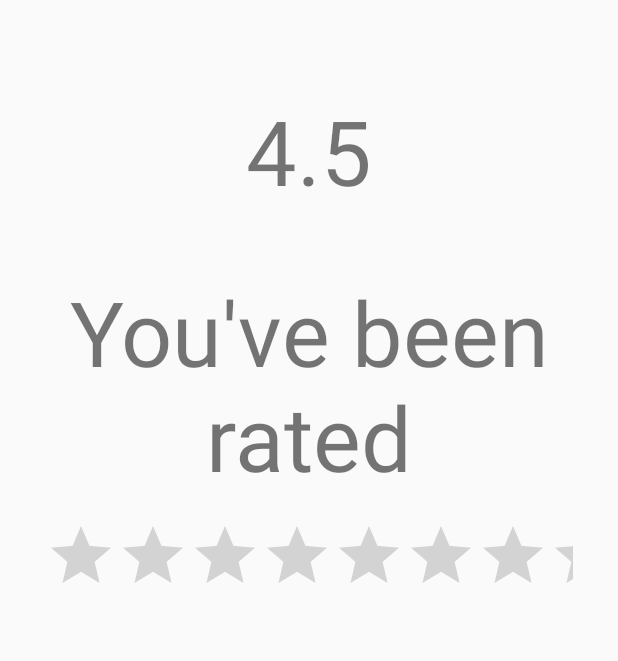
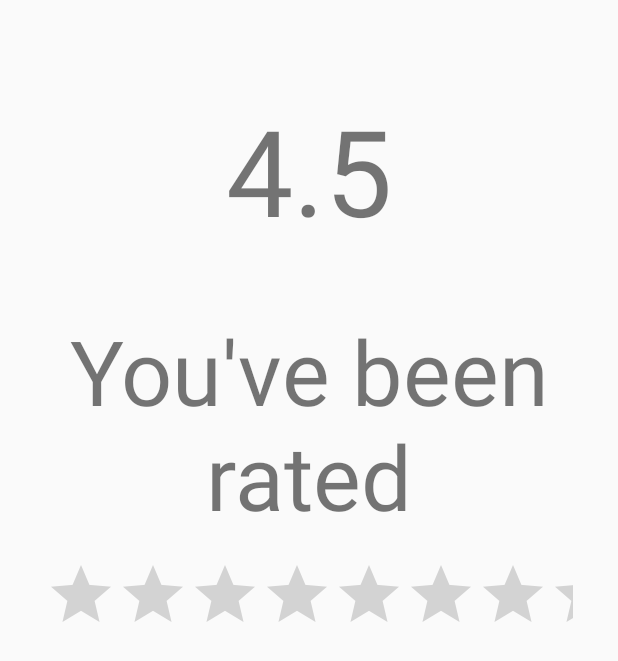
Before and after one commit to RSenApps/ReputationNet, an Android app: the RatedActivity screen opened directly, with no data from a screen before it, on a phone screen of 412 x 824 dp. Shown: the top 661 px of the screen. Run offline under Robolectric (Android 15) with nearby library versions, the phone set to English and light mode, and no system bars; libraries missing offline, so code that uses them is left out: me.zhanghai.android; plain views replace MaterialRatingBar; 1 statement that could not run was skipped.

```diff
--- a/Android/app/src/main/res/layout/activity_main.xml
+++ b/Android/app/src/main/res/layout/activity_main.xml
@@ -43,6 +43,7 @@
     </RelativeLayout>
 
     <ListView
+        android:id="@+id/feed"
         android:layout_width="match_parent"
         android:layout_height="0dp"
         android:layout_weight="1">
--- a/Android/app/src/main/res/layout/activity_rated.xml
+++ b/Android/app/src/main/res/layout/activity_rated.xml
@@ -12,7 +12,7 @@
         android:id="@+id/rep"
         android:layout_width="wrap_content"
         android:layout_height="wrap_content"
-        android:textSize="60sp"
+        android:textSize="80sp"
         android:layout_gravity="center_horizontal"
         android:layout_marginTop="60dp"
         android:text="4.5" />
@@ -23,6 +23,8 @@
         android:textSize="60sp"
         android:layout_gravity="center_horizontal"
         android:layout_marginTop="40dp"
+        android:layout_marginLeft="15dp"
+        android:layout_marginRight="15dp"
         android:gravity="center_horizontal"
         android:text="You've been rated" />
 
@@ -34,6 +36,7 @@
         android:maxHeight="80dp"
         android:minHeight="80dp"
         android:paddingTop="15dp"
+        android:paddingBottom="15dp"
         android:paddingLeft="30dp"
         android:paddingRight="30dp"
         android:stepSize="1" />
@@ -42,7 +45,9 @@
         android:id="@+id/sender"
         android:layout_width="wrap_content"
         android:layout_height="wrap_content"
-        android:textSize="40sp"
+        android:textSize="30sp"
+        android:layout_marginLeft="15dp"
+        android:layout_marginRight="15dp"
         android:layout_gravity="center_horizontal"
         android:layout_marginTop="20dp"
         android:gravity="center_horizontal"
```
Also changed, not shown: Android/app/src/main/java/reputationnet/com/reputationnet/MainActivity.java (+47 -2 lines), 1 other file.
